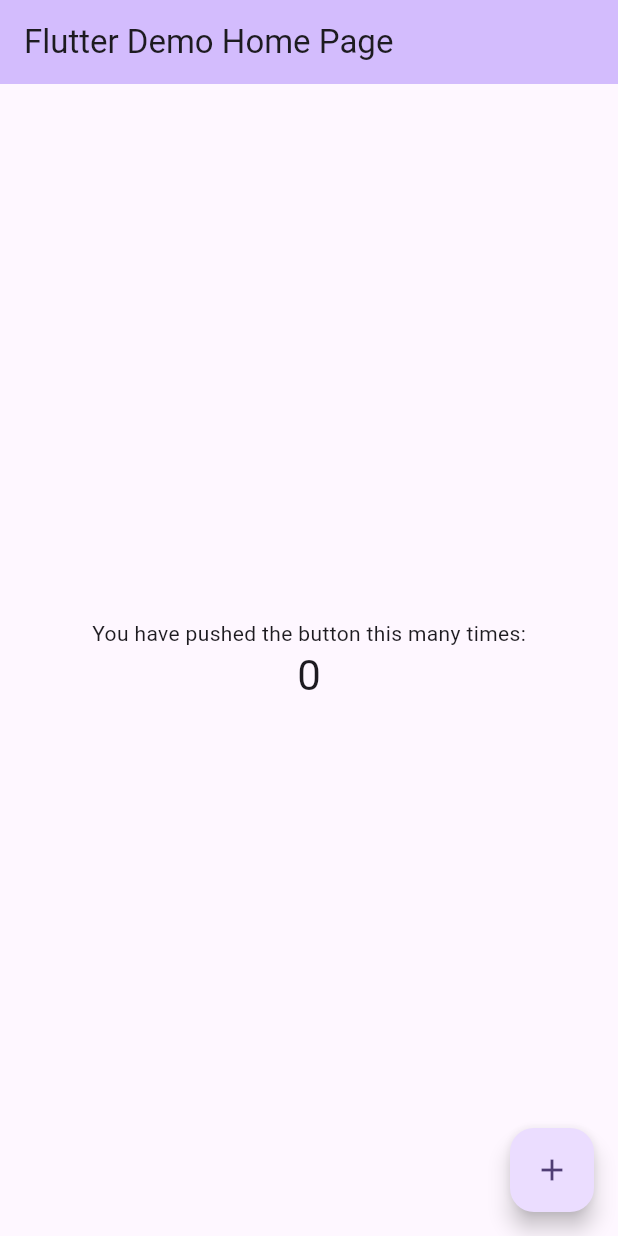
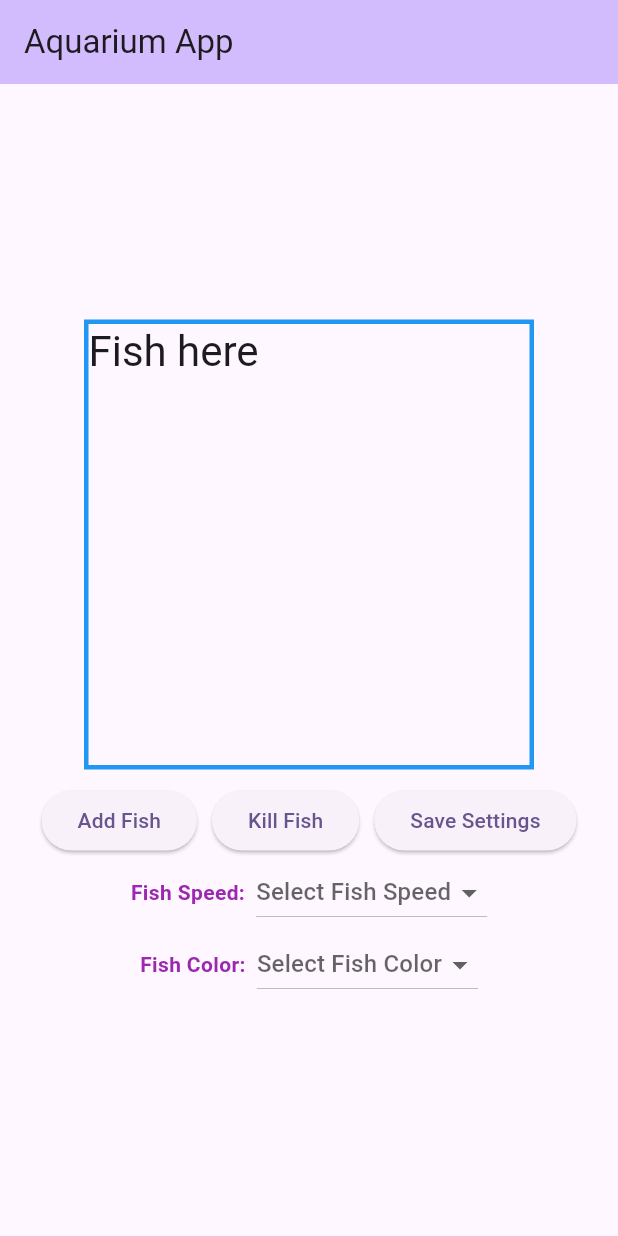
Before and after one commit to navedn/CW5-Aquarium, a Flutter app: the screen it shows after launch, on a phone screen of 412 x 824 dp. Run offline on Flutter 3.47's test engine with Material 3 defaults, Android fonts, the phone set to English and light mode, and no system bars.

Commit message:
Sets up basic structure for aquarium and buttons

```diff
--- a/lib/main.dart
+++ b/lib/main.dart
@@ -7,31 +7,15 @@ void main() {
 class MyApp extends StatelessWidget {
   const MyApp({super.key});
 
-  // This widget is the root of your application.
   @override
   Widget build(BuildContext context) {
     return MaterialApp(
       title: 'Flutter Demo',
       theme: ThemeData(
-        // This is the theme of your application.
-        //
-        // TRY THIS: Try running your application with "flutter run". You'll see
-        // the application has a purple toolbar. Then, without quitting the app,
-        // try changing the seedColor in the colorScheme below to Colors.green
-        // and then invoke "hot reload" (save your changes or press the "hot
-        // reload" button in a Flutter-supported IDE, or press "r" if you used
-        // the command line to start the app).
-        //
-        // Notice that the counter didn't reset back to zero; the application
-        // state is not lost during the reload. To reset the state, use hot
-        // restart instead.
-        //
-        // This works for code too, not just values: Most code changes can be
-        // tested with just a hot reload.
         colorScheme: ColorScheme.fromSeed(seedColor: Colors.deepPurple),
         useMaterial3: true,
       ),
-      home: const MyHomePage(title: 'Flutter Demo Home Page'),
+      home: const MyHomePage(title: 'Aquarium App'),
     );
   }
 }
@@ -39,87 +23,165 @@ class MyApp extends StatelessWidget {
 class MyHomePage extends StatefulWidget {
   const MyHomePage({super.key, required this.title});
 
-  // This widget is the home page of your application. It is stateful, meaning
-  // that it has a State object (defined below) that contains fields that affect
-  // how it looks.
-
-  // This class is the configuration for the state. It holds the values (in this
-  // case the title) provided by the parent (in this case the App widget) and
-  // used by the build method of the State. Fields in a Widget subclass are
-  // always marked "final".
-
   final String title;
 
   @override
   State<MyHomePage> createState() => _MyHomePageState();
 }
 
+enum ColorLabel {
+  blue('Blue', Colors.blue),
+  pink('Pink', Colors.pink),
+  green('Green', Colors.green),
+  yellow('Orange', Colors.orange),
+  grey('Grey', Colors.grey);
+
+  const ColorLabel(this.label, this.color);
+  final String label;
+  final Color color;
+}
+
 class _MyHomePageState extends State<MyHomePage> {
   int _counter = 0;
+  double? _selectedSpeed; // Variable to store selected speed
+  final List<double> speedOptions = [1.0, 2.0, 3.0, 4.0, 5.0]; // Speed options
+  ColorLabel? _selectedColor;
 
   void _incrementCounter() {
     setState(() {
-      // This call to setState tells the Flutter framework that something has
-      // changed in this State, which causes it to rerun the build method below
-      // so that the display can reflect the updated values. If we changed
-      // _counter without calling setState(), then the build method would not be
-      // called again, and so nothing would appear to happen.
       _counter++;
     });
   }
 
   @override
   Widget build(BuildContext context) {
-    // This method is rerun every time setState is called, for instance as done
-    // by the _incrementCounter method above.
-    //
-    // The Flutter framework has been optimized to make rerunning build methods
-    // fast, so that you can just rebuild anything that needs updating rather
-    // than having to individually change instances of widgets.
     return Scaffold(
       appBar: AppBar(
-        // TRY THIS: Try changing the color here to a specific color (to
-        // Colors.amber, perhaps?) and trigger a hot reload to see the AppBar
-        // change color while the other colors stay the same.
         backgroundColor: Theme.of(context).colorScheme.inversePrimary,
-        // Here we take the value from the MyHomePage object that was created by
-        // the App.build method, and use it to set our appbar title.
         title: Text(widget.title),
       ),
       body: Center(
-        // Center is a layout widget. It takes a single child and positions it
-        // in the middle of the parent.
         child: Column(
-          // Column is also a layout widget. It takes a list of children and
-          // arranges them vertically. By default, it sizes itself to fit its
-          // children horizontally, and tries to be as tall as its parent.
-          //
-          // Column has various properties to control how it sizes itself and
-          // how it positions its children. Here we use mainAxisAlignment to
-          // center the children vertically; the main axis here is the vertical
-          // axis because Columns are vertical (the cross axis would be
-          // horizontal).
-          //
-          // TRY THIS: Invoke "debug painting" (choose the "Toggle Debug Paint"
-          // action in the IDE, or press "p" in the console), to see the
-          // wireframe for each widget.
           mainAxisAlignment: MainAxisAlignment.center,
           children: <Widget>[
-            const Text(
-              'You have pushed the button this many times:',
+            Container(
+              width: 300,
+              height: 300,
+              decoration: BoxDecoration(
+                border: Border.all(
+                  color: Colors.blue, // Border color
+                  width: 3.0, // Border width
+                ),
+              ),
+              child: Text(
+                'Fish here',
+                style: Theme.of(context).textTheme.headlineMedium,
+              ),
             ),
-            Text(
-              '$_counter',
-              style: Theme.of(context).textTheme.headlineMedium,
+            SizedBox(
+              height: 10,
+            ),
+            const Row(
+              mainAxisAlignment: MainAxisAlignment.center,
+              children: [
+                ElevatedButton(
+                  onPressed: DoNothingAction.new,
+                  child: Text('Add Fish'),
+                ),
+                SizedBox(
+                  width: 10,
+                ),
+                ElevatedButton(
+                  onPressed: DoNothingAction.new,
+                  child: Text('Kill Fish'),
+                ),
+                SizedBox(
+                  width: 10,
+                ),
+                ElevatedButton(
+                  onPressed: DoNothingAction.new,
+                  child: Text('Save Settings'),
+                ),
+              ],
+            ),
+            Row(
+              mainAxisAlignment: MainAxisAlignment.center,
+              children: [
+                Text(
+                  'Fish Speed:  ',
+                  style: TextStyle(
+                      color: Colors.purple,
+                      fontWeight: FontWeight.bold,
+                      fontSize: 14),
+                ),
+                DropdownButton<double>(
+                  hint: const Text("Select Fish Speed"),
+                  value: _selectedSpeed,
+                  dropdownColor: Colors.white,
+                  focusColor: Colors.white,
+                  items: speedOptions.map((double speed) {
+                    return DropdownMenuItem<double>(
+                      value: speed,
+                      child: Text(
+                        speed.toString(),
+                        style: TextStyle(color: Colors.purple),
+                      ),
+                    );
+                  }).toList(),
+                  onChanged: (newValue) {
+                    setState(() {
+                      _selectedSpeed = newValue; // Update selected speed
+                    });
+                  },
+                ),
+              ],
+            ),
+            Row(
+              mainAxisAlignment: MainAxisAlignment.center,
+              children: [
+                Text(
+                  'Fish Color:  ',
+                  style: TextStyle(
+                      color: Colors.purple,
+                      fontWeight: FontWeight.bold,
+                      fontSize: 14),
+                ),
+                DropdownButton<ColorLabel>(
+                  hint: const Text("Select Fish Color"),
+                  value: _selectedColor,
+                  dropdownColor: Colors.white,
+                  focusColor: Colors.white,
+                  items: ColorLabel.values.map((ColorLabel colorLabel) {
+                    return DropdownMenuItem<ColorLabel>(
+                      value: colorLabel,
+                      child: Row(
+                        children: [
+                          Container(
+                            width: 16,
+                            height: 16,
+                            color: colorLabel.color, // Color preview box
+                            margin: const EdgeInsets.only(right: 10),
+                          ),
+                          Text(
+                            colorLabel.label, // Display color name
+                            style: TextStyle(color: Colors.purple),
+                          ),
+                        ],
+                      ),
+                    );
+                  }).toList(),
+                  onChanged: (newValue) {
+                    setState(() {
+                      _selectedColor = newValue; // Update selected color
+                    });
+                  },
+                ),
+              ],
             ),
           ],
         ),
       ),
-      floatingActionButton: FloatingActionButton(
-        onPressed: _incrementCounter,
-        tooltip: 'Increment',
-        child: const Icon(Icons.add),
-      ), // This trailing comma makes auto-formatting nicer for build methods.
+      // This trailing comma makes auto-formatting nicer for build methods.
     );
   }
 }
```
Also changed, not shown: pubspec.yaml (+4 -3 lines), pubspec.lock, 1 other file.
